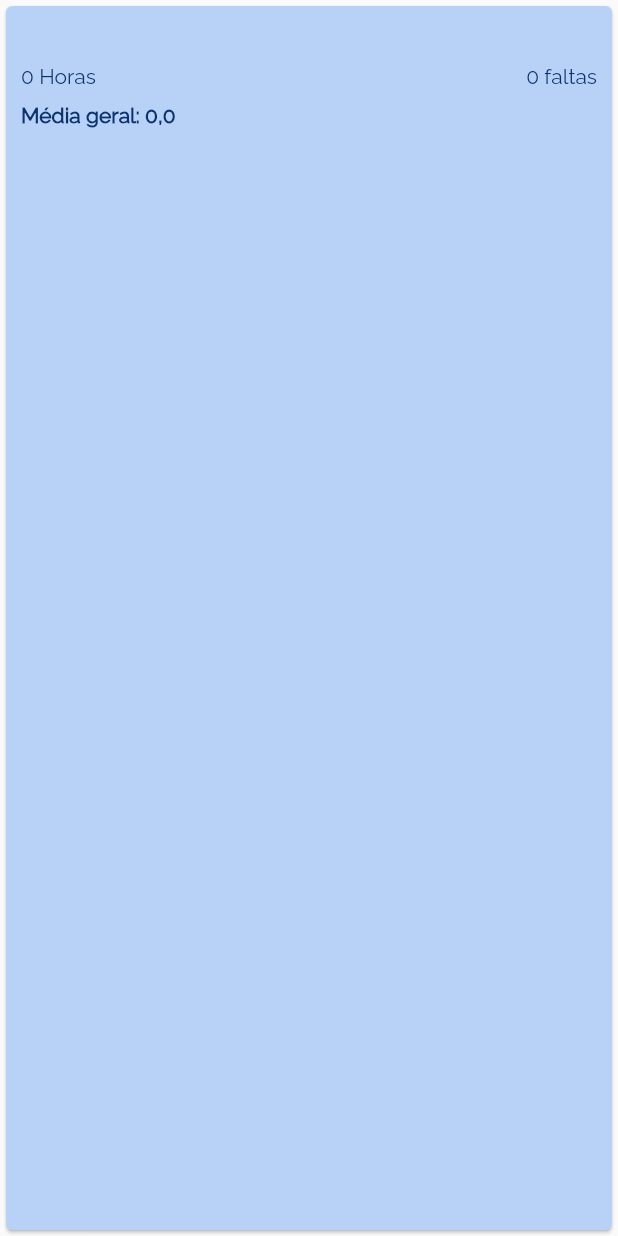
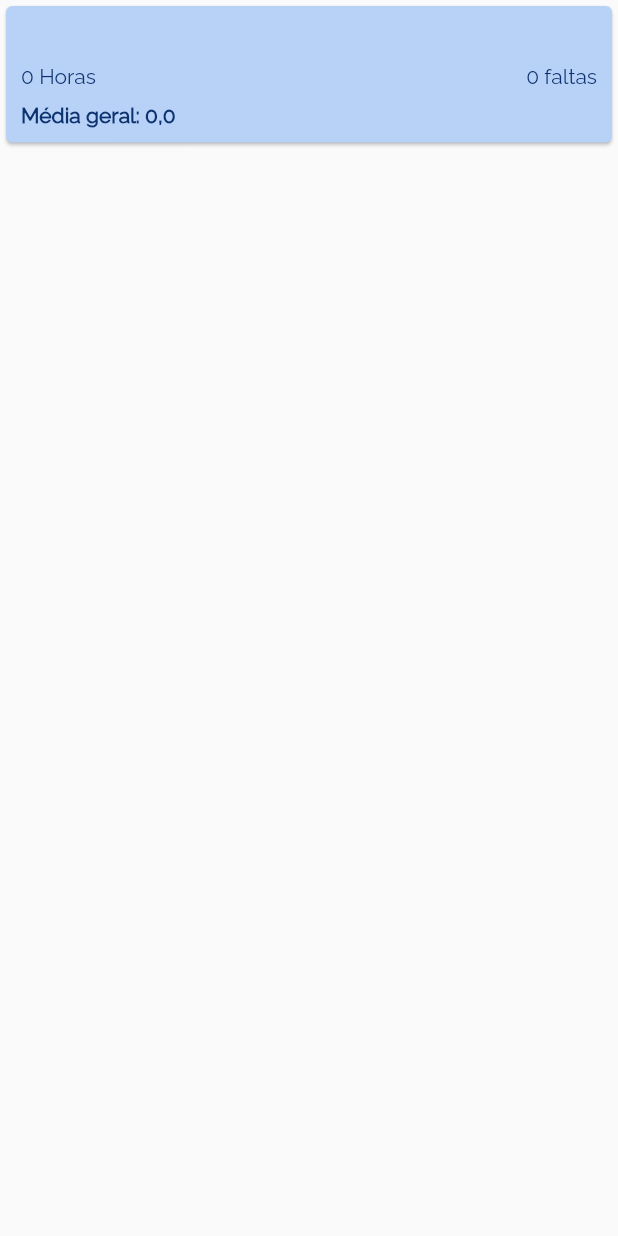
Before and after one commit to Itatech-Jr/Modern-School-Mobile, a Flutter app: what cardMateriaWidget() shows on an empty page, opened directly, on a phone screen of 412 x 824 dp. Run offline on Flutter 3.47's test engine with Material 2 defaults, Android fonts, the phone set to English and light mode, and no system bars; our stand-ins replace font_awesome_flutter.

Commit message:
fix: length card

```diff
--- a/lib/app/feature/activity/widget/card_materia_widget.dart
+++ b/lib/app/feature/activity/widget/card_materia_widget.dart
@@ -4,7 +4,10 @@ import '../../../core/domain/entity/info_aluno_materia_entity.dart';
 import '../../../share/colors.dart';
 
 Widget cardMateriaWidget({required InfoAlunoMaterialEntity infoAlunMat}) {
-  return Card(
+  return Column(
+    mainAxisSize: MainAxisSize.min,
+    children: [
+      Card(
         color: Color(0xFFB8D1F7),
         child: Padding(
           padding: const EdgeInsets.all(10),
@@ -66,5 +69,7 @@ Widget cardMateriaWidget({required InfoAlunoMaterialEntity infoAlunMat}) {
             ],
           ),
         ),
+      ),
+    ],
   );
 }
```
Lines whose indentation alone changed are shown as unchanged.
